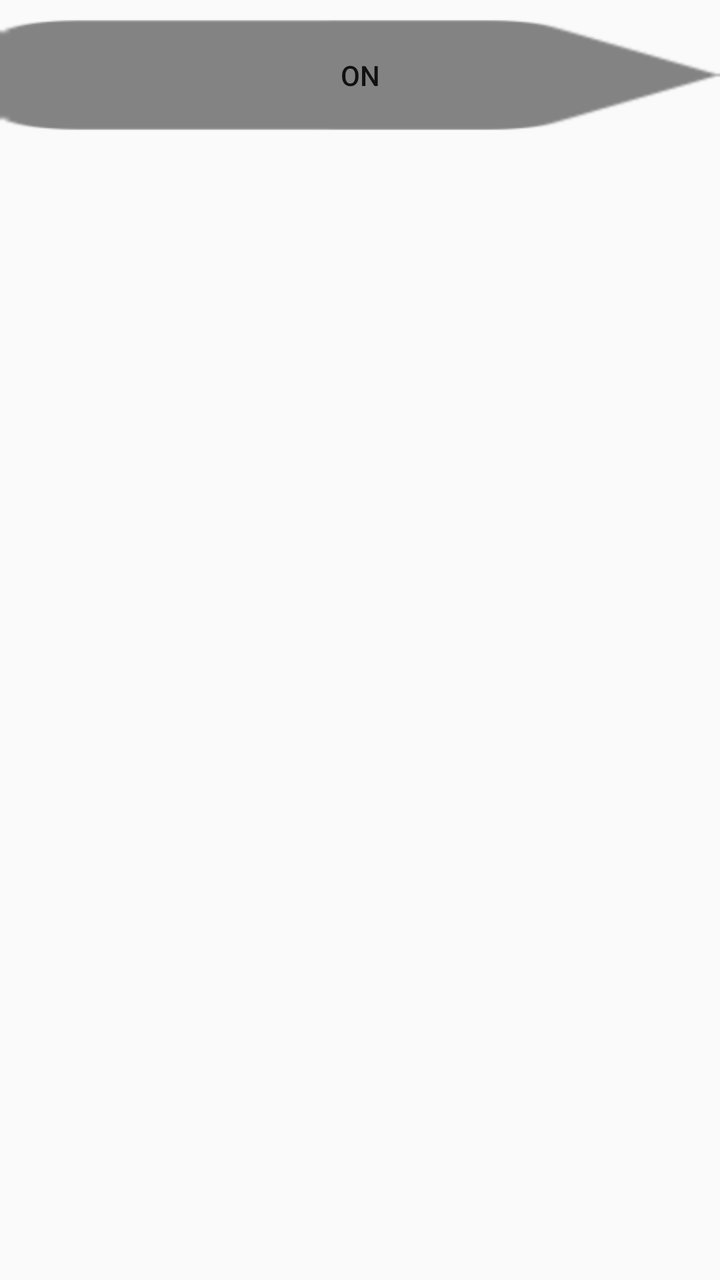
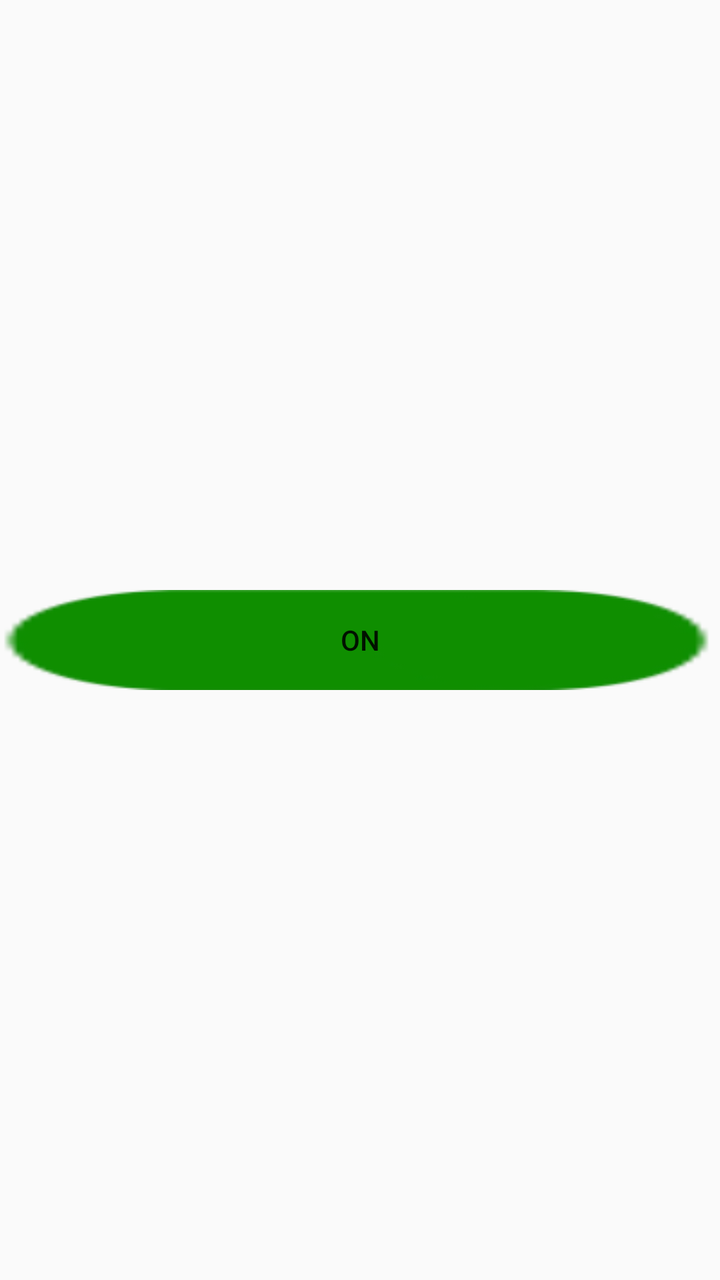

Compare the two renders of this Android layout. The source of the first and the diff that turns it into the second are given below.
<!-- AndroidManifest.xml: application theme AppTheme -->
<!-- res/layout/ingredient_token.xml -->
<?xml version="1.0" encoding="utf-8"?>
<LinearLayout
    xmlns:android="http://schemas.android.com/apk/res/android"
    android:orientation="horizontal"
    android:layout_width="match_parent"
    android:layout_height="wrap_content">

    <ToggleButton
        android:id="@+id/ingredientToken"
        android:layout_width="fill_parent"
        android:layout_height="75dp"
        android:layout_weight="1"
        android:background="@drawable/token_states"
        android:checked="true"
        android:scaleType="centerCrop" />


</LinearLayout>
<!-- resources referenced by this layout -->
<resources>
  <!-- drawable token_states (drawable) -->
  <?xml version="1.0" encoding="utf-8"?>
  <selector xmlns:android="http://schemas.android.com/apk/res/android">
      <item android:drawable="@drawable/checked_token"
          android:state_checked="true" />
      
      <item android:drawable="@drawable/unchecked_token"
          android:state_checked="false"/>
  </selector>
  <style name="AppTheme" parent="Theme.AppCompat.Light.DarkActionBar">
          
          <item name="colorPrimary">@color/colorPrimary</item>
          <item name="colorPrimaryDark">@color/colorPrimaryDark</item>
          <item name="colorAccent">@color/colorAccent</item>
      </style>
  <!-- drawable checked_token: png bitmap (drawable-hdpi, 454 bytes) -->
  <!-- drawable unchecked_token: png bitmap (drawable-hdpi, 613 bytes) -->
  <color name="colorPrimary">#3F51B5</color>
  <color name="colorPrimaryDark">#303F9F</color>
  <color name="colorAccent">#FF4081</color>
</resources>

<!-- the commit's change to res/layout/ingredient_token.xml (unified diff, before → after) -->
@@ -7,12 +7,18 @@
 
     <ToggleButton
         android:id="@+id/ingredientToken"
-        android:layout_width="fill_parent"
-        android:layout_height="75dp"
-        android:layout_weight="1"
+        android:layout_width="0dp"
+        android:layout_weight="0.1"
+        android:layout_height="wrap_content"
+        android:layout_gravity="center_vertical"
+        android:gravity="center"
+        android:focusable="false"
+        android:focusableInTouchMode="false"
+        android:layout_centerVertical="true"
+        android:minHeight="0dp"
+        android:minWidth="0dp"
         android:background="@drawable/token_states"
-        android:checked="true"
-        android:scaleType="centerCrop" />
+        android:checked="true"/>
 
 
 </LinearLayout>
<!-- resource entries referenced after the edit -->
@@ -15,8 +15,8 @@
           <item name="colorPrimaryDark">@color/colorPrimaryDark</item>
           <item name="colorAccent">@color/colorAccent</item>
       </style>
-  <!-- drawable checked_token: png bitmap (drawable-hdpi, 454 bytes) -->
-  <!-- drawable unchecked_token: png bitmap (drawable-hdpi, 613 bytes) -->
+  <!-- drawable checked_token: png bitmap (drawable, 2124 bytes) -->
+  <!-- drawable unchecked_token: png bitmap (drawable, 1670 bytes) -->
   <color name="colorPrimary">#3F51B5</color>
   <color name="colorPrimaryDark">#303F9F</color>
   <color name="colorAccent">#FF4081</color>
